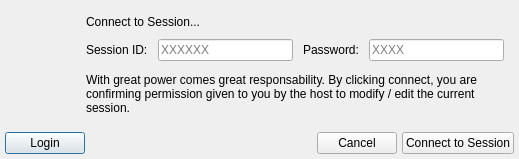
Qt form src/gui/rtcclientwindow.ui (tom-23/Horizon) before a commit.
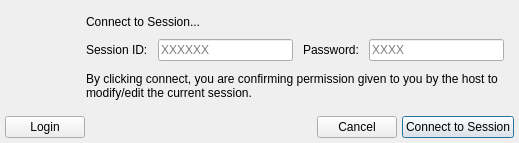
The same form after that commit.

```diff
--- a/src/gui/rtcclientwindow.ui
+++ b/src/gui/rtcclientwindow.ui
@@ -7,7 +7,7 @@
     <x>0</x>
     <y>0</y>
     <width>519</width>
-    <height>159</height>
+    <height>143</height>
    </rect>
   </property>
   <property name="windowTitle">
@@ -162,7 +162,7 @@
              </sizepolicy>
             </property>
             <property name="text">
-             <string>With great power comes great responsability. By clicking connect, you are confirming permission given to you by the host to modify / edit the current session.</string>
+             <string>By clicking connect, you are confirming permission given to you by the host to modify/edit the current session.</string>
             </property>
             <property name="wordWrap">
              <bool>true</bool>
@@ -213,6 +213,9 @@
        <property name="text">
         <string>Connect to Session</string>
        </property>
+       <property name="default">
+        <bool>true</bool>
+       </property>
       </widget>
      </item>
     </layout>
```
Left out of the diff: 2 changed lines with no effect on the pictures.
